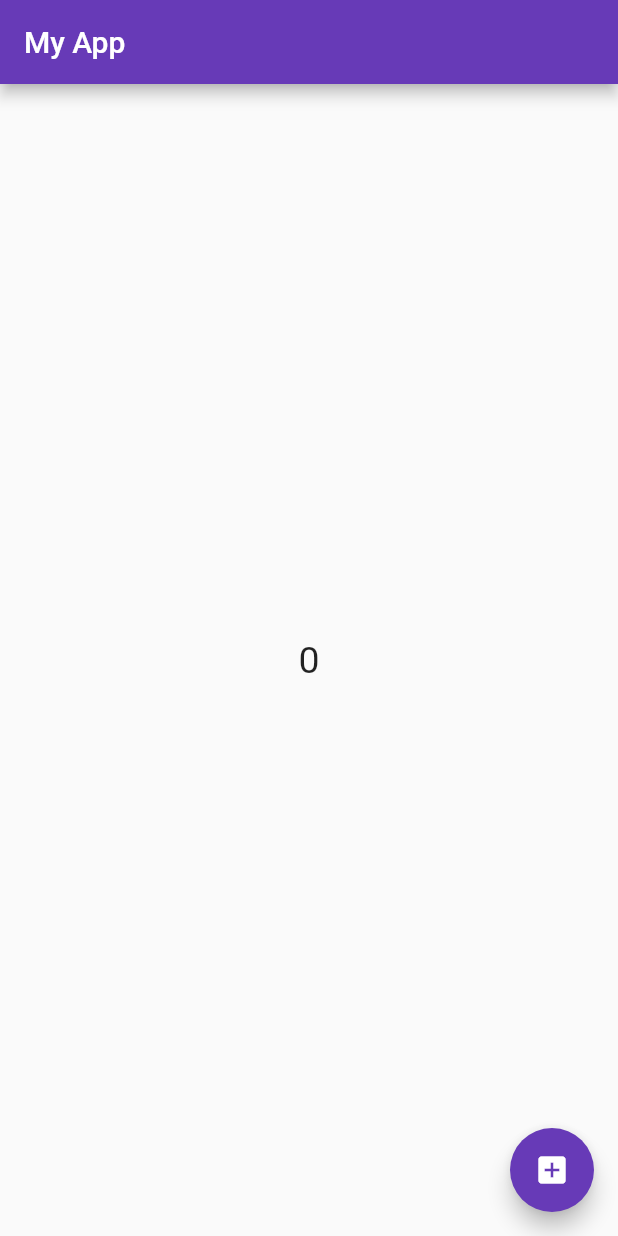
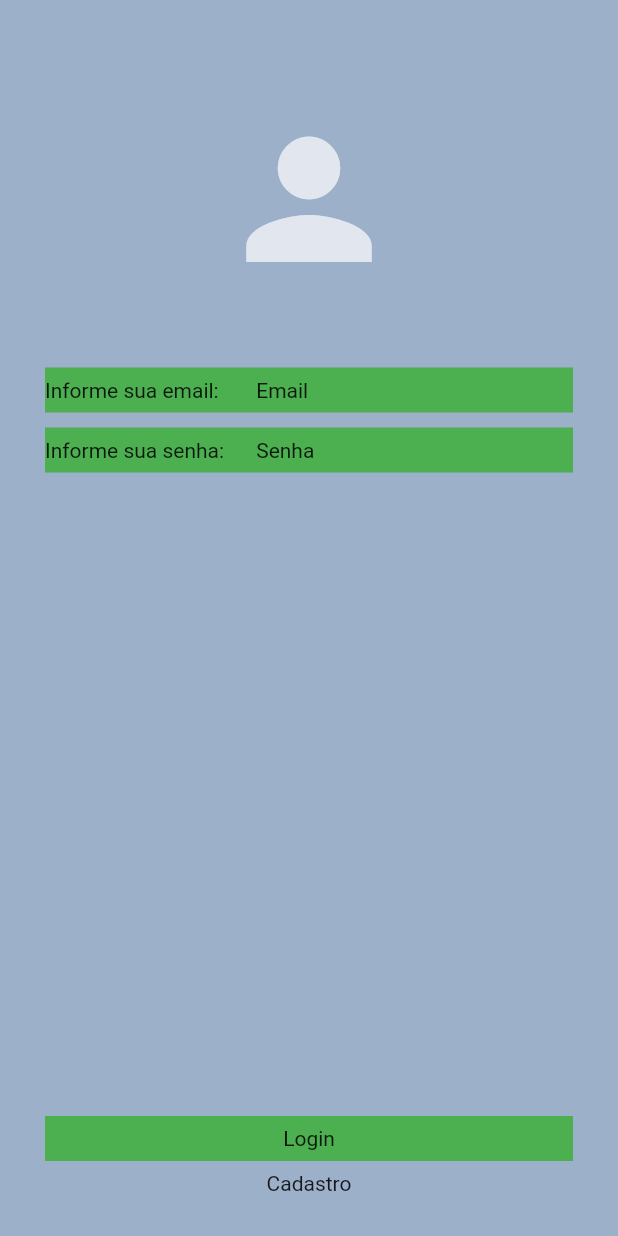
Before and after one commit to WBorges1984/trilhaapp., a Flutter app: the screen it shows after launch, on a phone screen of 412 x 824 dp. Run offline on Flutter 3.47's test engine with Material 2 defaults, Android fonts, the phone set to English and light mode, and no system bars; our stand-ins replace google_fonts; Roboto replaces fonts that are missing (Acme).

Commit message:
Finalizado o rascunho da tela de login em Flutter

```diff
--- a/lib/my_app.dart
+++ b/lib/my_app.dart
@@ -1,7 +1,6 @@
 import 'package:flutter/material.dart';
 import 'package:google_fonts/google_fonts.dart';
-
-import 'pages/home_page.dart';
+import 'package:trilhaapp/pages/login_pages.dart';
 
 class MyApp extends StatelessWidget {
   const MyApp({Key? key}) : super(key: key);
@@ -11,10 +10,10 @@ class MyApp extends StatelessWidget {
     return MaterialApp(
       theme: ThemeData(
         primarySwatch: Colors.deepPurple,
-        textTheme: GoogleFonts.pacificoTextTheme(),
+        textTheme: GoogleFonts.robotoTextTheme(),
       ),
       debugShowCheckedModeBanner: false,
-      home: const HomePage(),
+      home: const LoginPage(),
     );
   }
 }
--- /dev/null
+++ b/lib/pages/login_pages.dart
@@ -0,0 +1,85 @@
+import 'package:flutter/material.dart';
+
+class LoginPage extends StatefulWidget {
+  const LoginPage({super.key});
+
+  @override
+  State<LoginPage> createState() => _LoginPageState();
+}
+
+class _LoginPageState extends State<LoginPage> {
+  @override
+  Widget build(BuildContext context) {
+    return SafeArea(
+      child: Scaffold(
+        backgroundColor: const Color.fromARGB(255, 157, 176, 202),
+        body: SizedBox(
+          width: double.infinity,
+          child: Column(
+            crossAxisAlignment: CrossAxisAlignment.center,
+            children: [
+              const SizedBox(
+                height: 70,
+              ),
+              const Icon(
+                Icons.person,
+                size: 125,
+                color: Colors.white70,
+              ),
+              const SizedBox(
+                height: 50,
+              ),
+              Container(
+                width: double.infinity,
+                margin: const EdgeInsets.symmetric(horizontal: 30),
+                color: Colors.green,
+                height: 30,
+                alignment: Alignment.center,
+                child: const Row(
+                  children: [
+                    Expanded(flex: 2, child: Text("Informe sua email: ")),
+                    Expanded(flex: 3, child: Text("Email")),
+                  ],
+                ),
+              ),
+              const SizedBox(
+                height: 10,
+              ),
+              Container(
+                width: double.infinity,
+                margin: const EdgeInsets.symmetric(horizontal: 30),
+                color: Colors.green,
+                height: 30,
+                alignment: Alignment.center,
+                child: const Row(
+                  children: [
+                    Expanded(flex: 2, child: Text("Informe sua senha: ")),
+                    Expanded(flex: 3, child: Text("Senha")),
+                  ],
+                ),
+              ),
+              Expanded(child: Container()),
+              Container(
+                width: double.infinity,
+                margin: const EdgeInsets.symmetric(horizontal: 30),
+                color: Colors.green,
+                height: 30,
+                alignment: Alignment.center,
+                child: const Text("Login"),
+              ),
+              Container(
+                margin: const EdgeInsets.symmetric(horizontal: 30),
+                height: 30,
+                alignment: Alignment.center,
+                child: const Text("Cadastro"),
+              ),
+              const SizedBox(
+                height: 20,
+              ),
+            ],
+          ),
+        ),
+      ),
+    );
+  }
+}
```
Also changed, not shown: lib/pages/home_page.dart (+80 -4 lines).
